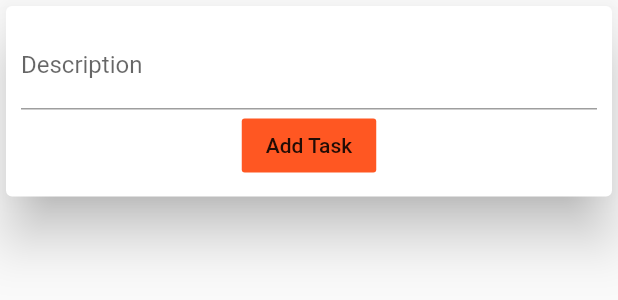
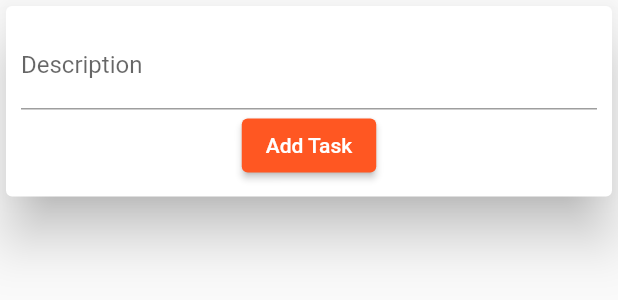
Before and after one commit to divyambhutani/keep_tasks_frontend, a Flutter app: the AddTaskSheet widget shown alone on an empty page, opened directly, on a phone screen of 412 x 824 dp. Shown: the top 300 px of the screen. Run offline on Flutter 3.47's test engine with Material 2 defaults, Android fonts, the phone set to English and light mode, and no system bars; our stand-ins replace image_picker; missing offline and left inert: collapsible_sidebar; network calls fail.

Commit message:
fixed provider issue and showing and adding tasks correctly

```diff
--- a/lib/provider/task_provider.dart
+++ b/lib/provider/task_provider.dart
@@ -48,6 +48,7 @@ class TaskProvider with ChangeNotifier {
     print(description);
     if (description.length == 0) return;
     String url = 'https://divi-keep-task-backend.herokuapp.com/tasks';
+    try {
       var taskBody = json.encode({"description": description});
       final response = await http.post(Uri.parse(url),
           headers: {
@@ -61,5 +62,6 @@ class TaskProvider with ChangeNotifier {
       Task task = new Task(description: description);
       _tasks.add(task);
       notifyListeners();
+    } catch (e) {}
   }
 }
--- a/lib/widgets/add_task_sheet.dart
+++ b/lib/widgets/add_task_sheet.dart
@@ -57,9 +57,11 @@ class _AddTaskSheetState extends State<AddTaskSheet> {
 //                   )
 //                 ],
 //               ),
-              FlatButton(
+              ElevatedButton(
                 child: Text("Add Task"),
-                color: Colors.deepOrange,
+                style: ButtonStyle(
+                    backgroundColor:
+                        MaterialStateProperty.all(Colors.deepOrange)),
                 onPressed: () async {
                   if (descController.text.isEmpty) {
                     Navigator.of(context).pop();
```
Also changed, not shown: lib/screens/tasks_screen.dart (+12 -3 lines). Lines whose indentation alone changed are shown as unchanged.
